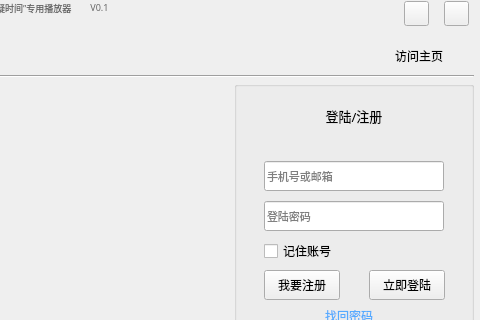
Before: the Qt Designer form qatime-studio/loginwindow.ui in chuanjiabao1981/qatime-win, drawn with Qt 5; both pictures show x 386 to 866 and y 0 to 320 of the 866 by 544 pixel window.
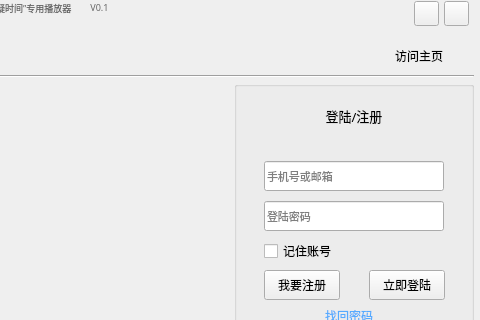
After: the same form once the commit is applied. Icons and pictures are not drawn. Custom widgets are drawn as their Qt base class.

```diff
--- a/qatime-studio/loginwindow.ui
+++ b/qatime-studio/loginwindow.ui
@@ -597,10 +597,10 @@
      <string>我要注册</string>
     </property>
    </widget>
-   <widget class="QPushButton" name="min_pushBtn">
+   <widget class="MToolButton" name="min_pushBtn">
     <property name="geometry">
      <rect>
-      <x>790</x>
+      <x>800</x>
       <y>1</y>
       <width>25</width>
       <height>25</height>
@@ -609,9 +609,6 @@
     <property name="cursor">
      <cursorShape>PointingHandCursor</cursorShape>
     </property>
-    <property name="styleSheet">
-     <string notr="true">border-image: url(:/LoginWindow/images/minsize.png);</string>
-    </property>
     <property name="text">
      <string/>
     </property>
@@ -699,6 +696,13 @@
   </widget>
  </widget>
  <layoutdefault spacing="6" margin="11"/>
+ <customwidgets>
+  <customwidget>
+   <class>MToolButton</class>
+   <extends>QToolButton</extends>
+   <header>mtoolbutton.h</header>
+  </customwidget>
+ </customwidgets>
  <resources>
   <include location="loginwindow.qrc"/>
  </resources>
```
Left out of the diff: 5 changed lines with no effect on the pictures.
